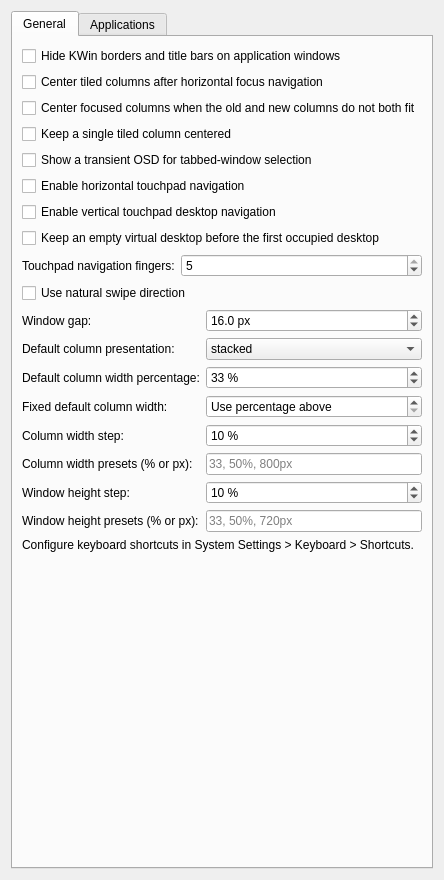
First picture: the form in packaging/kwin-script/contents/ui/config.ui, repository kontonkara/driftile, before the edit.
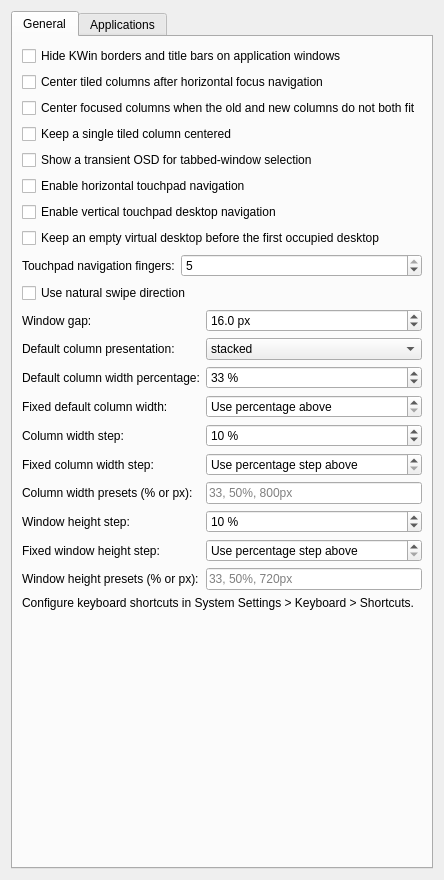
Second picture: the form after the edit.

Commit message: feat(layout): add fixed resize steps

Diff of the .ui file:
```diff
--- a/packaging/kwin-script/contents/ui/config.ui
+++ b/packaging/kwin-script/contents/ui/config.ui
@@ -261,6 +261,38 @@
           </widget>
          </item>
          <item row="5" column="0">
+          <widget class="QLabel" name="columnWidthStepPixelsLabel">
+           <property name="text">
+            <string>Fixed column width step:</string>
+           </property>
+           <property name="buddy">
+            <cstring>kcfg_ColumnWidthStepPixels</cstring>
+           </property>
+          </widget>
+         </item>
+         <item row="5" column="1">
+          <widget class="QSpinBox" name="kcfg_ColumnWidthStepPixels">
+           <property name="toolTip">
+            <string>Zero uses the percentage step above. A positive value changes width by fixed logical pixels without rewriting existing geometry. Window constraints and output-pixel snapping remain authoritative.</string>
+           </property>
+           <property name="specialValueText">
+            <string>Use percentage step above</string>
+           </property>
+           <property name="suffix">
+            <string> px</string>
+           </property>
+           <property name="minimum">
+            <number>0</number>
+           </property>
+           <property name="maximum">
+            <number>16384</number>
+           </property>
+           <property name="value">
+            <number>0</number>
+           </property>
+          </widget>
+         </item>
+         <item row="6" column="0">
           <widget class="QLabel" name="columnWidthPresetsLabel">
            <property name="text">
             <string>Column width presets (% or px):</string>
@@ -270,7 +302,7 @@
            </property>
           </widget>
          </item>
-         <item row="5" column="1">
+         <item row="6" column="1">
           <widget class="QLineEdit" name="kcfg_ColumnWidthPresets">
            <property name="toolTip">
             <string>Up to 16 comma-separated presets. Percentages use bare 10 to 100 or explicit 10% to 100%; fixed sizes use 1px to 16384px. Values must increase within each unit. Blank uses the built-in thirds.</string>
@@ -280,7 +312,7 @@
            </property>
           </widget>
          </item>
-         <item row="6" column="0">
+         <item row="7" column="0">
           <widget class="QLabel" name="windowHeightStepLabel">
            <property name="text">
             <string>Window height step:</string>
@@ -290,7 +322,7 @@
            </property>
           </widget>
          </item>
-         <item row="6" column="1">
+         <item row="7" column="1">
           <widget class="QSpinBox" name="kcfg_WindowHeightStepPercent">
            <property name="suffix">
             <string> %</string>
@@ -306,7 +338,39 @@
            </property>
           </widget>
          </item>
-         <item row="7" column="0">
+         <item row="8" column="0">
+          <widget class="QLabel" name="windowHeightStepPixelsLabel">
+           <property name="text">
+            <string>Fixed window height step:</string>
+           </property>
+           <property name="buddy">
+            <cstring>kcfg_WindowHeightStepPixels</cstring>
+           </property>
+          </widget>
+         </item>
+         <item row="8" column="1">
+          <widget class="QSpinBox" name="kcfg_WindowHeightStepPixels">
+           <property name="toolTip">
+            <string>Zero uses the percentage step above. A positive value changes height by fixed logical pixels without rewriting existing geometry. Window constraints and output-pixel snapping remain authoritative.</string>
+           </property>
+           <property name="specialValueText">
+            <string>Use percentage step above</string>
+           </property>
+           <property name="suffix">
+            <string> px</string>
+           </property>
+           <property name="minimum">
+            <number>0</number>
+           </property>
+           <property name="maximum">
+            <number>16384</number>
+           </property>
+           <property name="value">
+            <number>0</number>
+           </property>
+          </widget>
+         </item>
+         <item row="9" column="0">
           <widget class="QLabel" name="windowHeightPresetsLabel">
            <property name="text">
             <string>Window height presets (% or px):</string>
@@ -316,7 +380,7 @@
            </property>
           </widget>
          </item>
-         <item row="7" column="1">
+         <item row="9" column="1">
           <widget class="QLineEdit" name="kcfg_WindowHeightPresets">
            <property name="toolTip">
             <string>Up to 16 comma-separated presets. Percentages use bare 10 to 100 or explicit 10% to 100%; fixed sizes use 1px to 16384px. Values must increase within each unit. Blank uses the built-in 1/3, 1/2, and 2/3 proportions.</string>
```
The commit also changes 10 other files.
